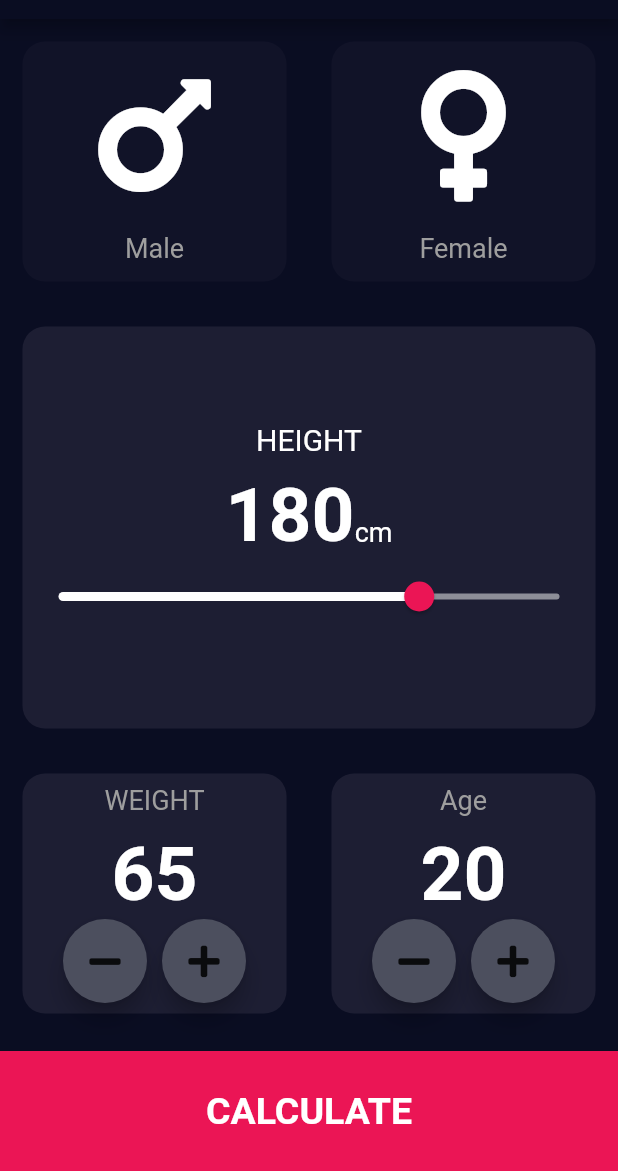
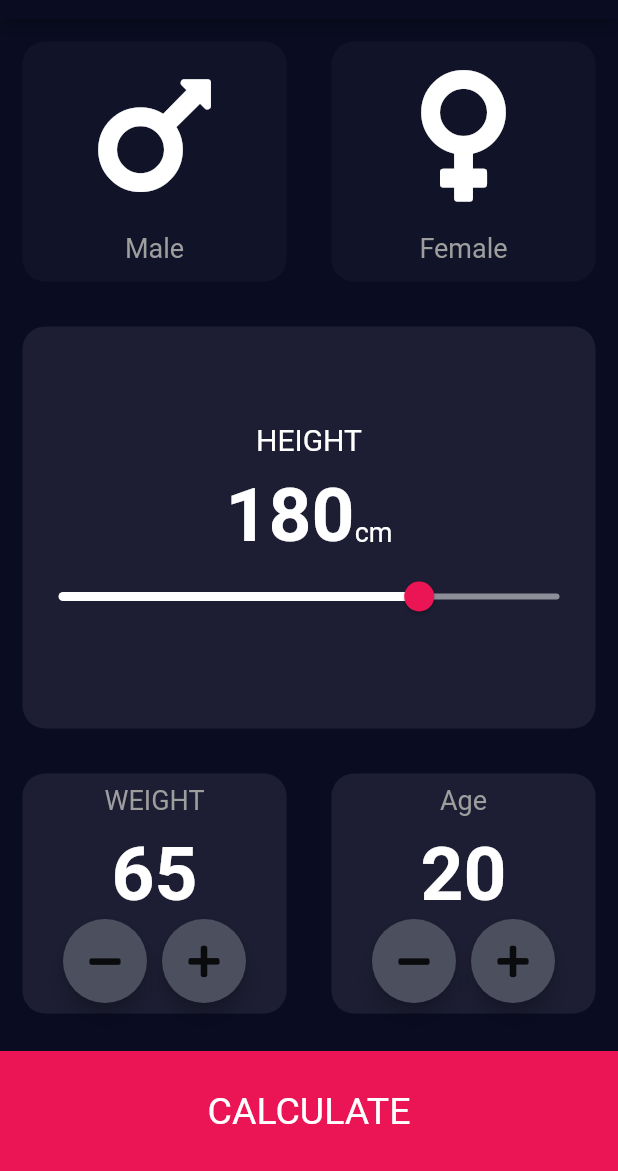
Before and after one commit to Abhishekraina7/bmi_calculator_app, a Flutter app: the screen it shows after launch, on a phone screen of 412 x 824 dp, the part 65-1236 px from its top. Run offline on Flutter 3.47's test engine with Material 2 defaults, Android fonts, the phone set to English and light mode, and no system bars; our stand-ins replace font_awesome_flutter.

Commit message:
Revert "Extracted the Gesture widget and made a new RoundIconButton widget which can be used for both main screen and result screen routing purposes."
This reverts commit 87d53fc99a1f0d10c877920051e3536b6c916eb5.

```diff
--- a/lib/input_page.dart
+++ b/lib/input_page.dart
@@ -5,7 +5,6 @@ import 'package:font_awesome_flutter/font_awesome_flutter.dart';
 import 'icon_content.dart';
 import 'Reusable_card.dart';
 import 'constants.dart';
-import 'bottom_button.dart';
 //happy diwali
 
 enum Genders{male,female} // emums for male and female selection representation
@@ -231,17 +230,26 @@ class InputPageState extends State<InputPage> {
                 ),
               ]
           ),
-        BottomButton(
-          // This is the route for new Window or Page in our apps
+        GestureDetector(
           onTap: (){
-          Navigator.push(context, MaterialPageRoute(builder: (context) => ResultsPage()));
-        },
-        buttonName: 'CALCULATE',),
+           Navigator.push(context, MaterialPageRoute(builder: (context) => ResultsPage()));
+          },
+          child: Container(
+            color: kbottomBarcolor,
+           margin: const EdgeInsets.only(top: 10.0),
+            width: double.infinity,
+            height: kbottomBarheight,
+            child: const Center(child: Text('CALCULATE', style: TextStyle(fontSize: 25.0),),
+            ),
+          ),
+        ),
         ],
         ),
       );
   }
 }
+
+
 
 class RoundIconButton extends StatelessWidget {
   const RoundIconButton({super.key, @required this.icondata,@required this.buttonPress});
```
